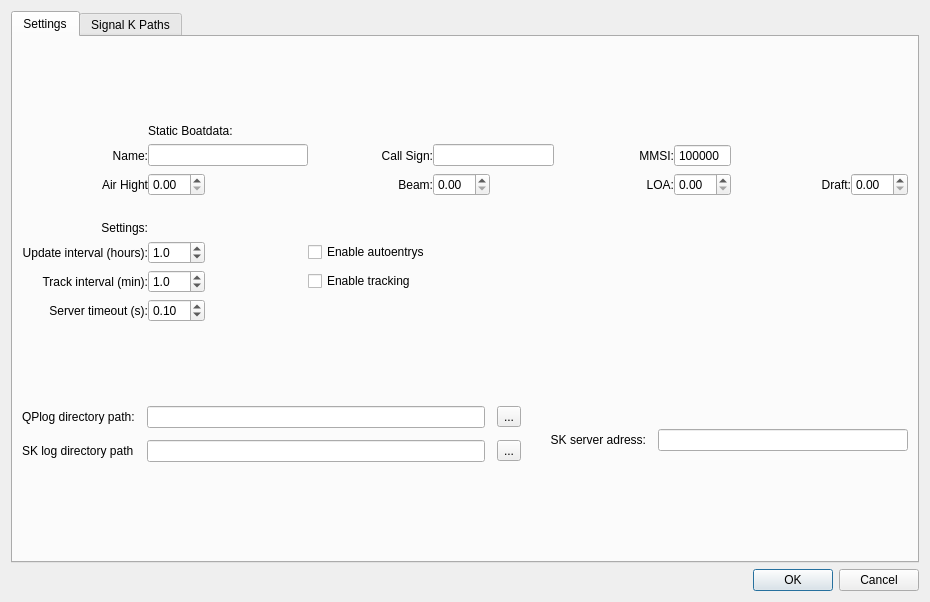
Old version of the form src/ui/Dialog_settings.ui in the repository rodegerdts/QPlogbook.
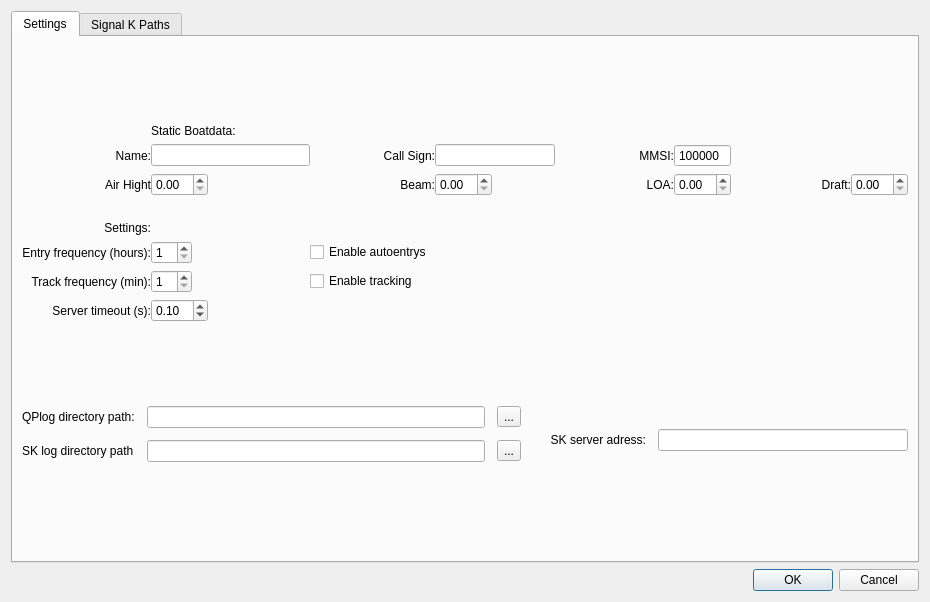
New version of the form. The open tabs and pages were chosen to show the change. Icons and pictures are not drawn.

Commit message: Added automatic log entrys and status based entrys

Diff of the .ui file:
```diff
--- a/src/ui/Dialog_settings.ui
+++ b/src/ui/Dialog_settings.ui
@@ -59,7 +59,7 @@
             </size>
            </property>
            <property name="text">
-            <string>Track interval (min):</string>
+            <string>Track frequency (min):</string>
            </property>
            <property name="alignment">
             <set>Qt::AlignmentFlag::AlignRight|Qt::AlignmentFlag::AlignTrailing|Qt::AlignmentFlag::AlignVCenter</set>
@@ -112,41 +112,6 @@
            </property>
           </widget>
          </item>
-         <item row="4" column="1">
-          <widget class="QDoubleSpinBox" name="doubleSpinBox_update_interv">
-           <property name="sizePolicy">
-            <sizepolicy hsizetype="Fixed" vsizetype="Fixed">
-             <horstretch>0</horstretch>
-             <verstretch>0</verstretch>
-            </sizepolicy>
-           </property>
-           <property name="decimals">
-            <number>1</number>
-           </property>
-           <property name="value">
-            <double>1.000000000000000</double>
-           </property>
-          </widget>
-         </item>
-         <item row="5" column="1">
-          <widget class="QDoubleSpinBox" name="doubleSpinBox_track_interv">
-           <property name="sizePolicy">
-            <sizepolicy hsizetype="Fixed" vsizetype="Fixed">
-             <horstretch>0</horstretch>
-             <verstretch>0</verstretch>
-            </sizepolicy>
-           </property>
-           <property name="decimals">
-            <number>1</number>
-           </property>
-           <property name="stepType">
-            <enum>QAbstractSpinBox::StepType::AdaptiveDecimalStepType</enum>
-           </property>
-           <property name="value">
-            <double>1.000000000000000</double>
-           </property>
-          </widget>
-         </item>
          <item row="2" column="0">
           <widget class="QLabel" name="label_27">
            <property name="text">
@@ -264,7 +229,7 @@
             </size>
            </property>
            <property name="text">
-            <string>Update interval (hours):</string>
+            <string>Entry frequency (hours):</string>
            </property>
            <property name="alignment">
             <set>Qt::AlignmentFlag::AlignRight|Qt::AlignmentFlag::AlignTrailing|Qt::AlignmentFlag::AlignVCenter</set>
@@ -339,6 +304,44 @@
            </property>
           </widget>
          </item>
+         <item row="4" column="1">
+          <widget class="QSpinBox" name="spinBox_update_interv">
+           <property name="sizePolicy">
+            <sizepolicy hsizetype="Fixed" vsizetype="Fixed">
+             <horstretch>0</horstretch>
+             <verstretch>0</verstretch>
+            </sizepolicy>
+           </property>
+           <property name="toolTip">
+            <string>&lt;html&gt;&lt;head/&gt;&lt;body&gt;&lt;p&gt;This is multibles of hours of the day, not a real interval.&lt;/p&gt;&lt;p&gt;recomended values are 1, 2, 3, 4, 6, 8, 12 and 24&lt;/p&gt;&lt;/body&gt;&lt;/html&gt;</string>
+           </property>
+           <property name="minimum">
+            <number>1</number>
+           </property>
+           <property name="maximum">
+            <number>24</number>
+           </property>
+           <property name="singleStep">
+            <number>0</number>
+           </property>
+          </widget>
+         </item>
+         <item row="5" column="1">
+          <widget class="QSpinBox" name="spinBox_track_interv">
+           <property name="sizePolicy">
+            <sizepolicy hsizetype="Fixed" vsizetype="Fixed">
+             <horstretch>0</horstretch>
+             <verstretch>0</verstretch>
+            </sizepolicy>
+           </property>
+           <property name="minimum">
+            <number>1</number>
+           </property>
+           <property name="maximum">
+            <number>59</number>
+           </property>
+          </widget>
+         </item>
         </layout>
        </item>
        <item>
```
Left out of the diff: 85 changed lines with no effect on the pictures. The commit also changes 12 other files.
